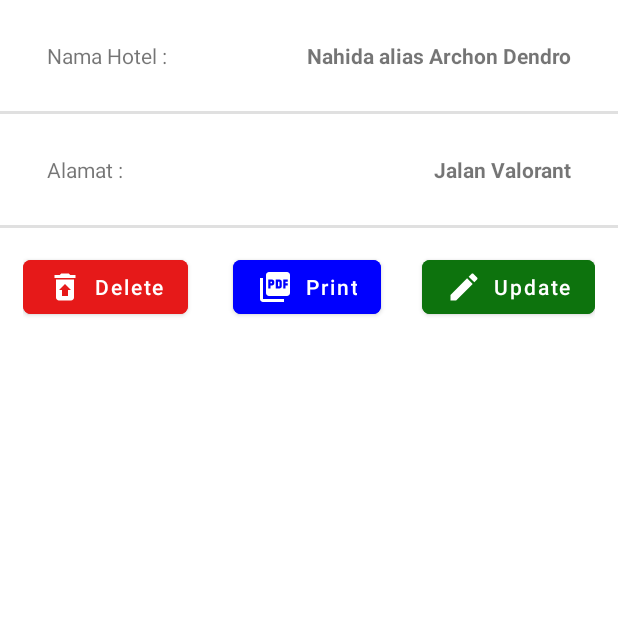
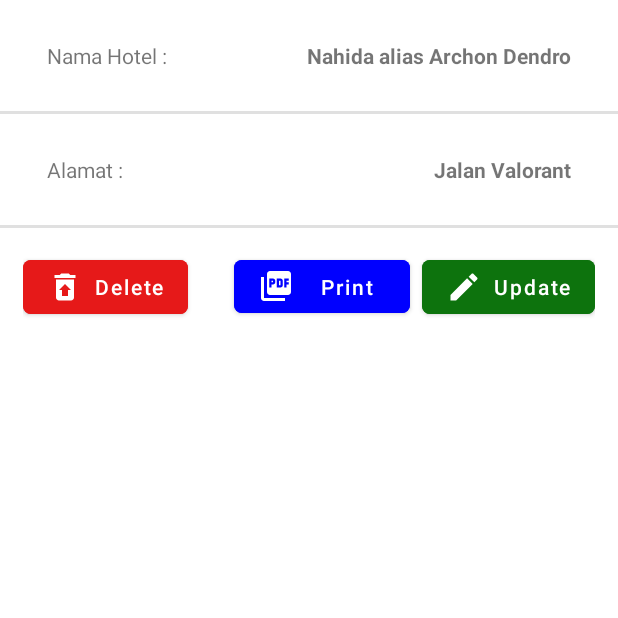
Before and after one commit to puxxbu/Project-PBP-2022, an Android app: the DetailBookmarkActivity screen opened directly, with no data from a screen before it, on a phone screen of 412 x 824 dp, the top half of it. Run offline under Robolectric (Android 15) with nearby library versions, the phone set to English and light mode, and no system bars; libraries missing offline, so code that uses them is left out: com.itextpdf.kernel, com.itextpdf.layout, www.sanju.motiontoast.

Commit message:
fix layout size

```diff
--- a/TUBES_PBP/app/src/main/res/layout/activity_detail_bookmark.xml
+++ b/TUBES_PBP/app/src/main/res/layout/activity_detail_bookmark.xml
@@ -79,29 +79,34 @@
         android:layout_height="wrap_content"
         android:layout_marginVertical="15dp"
         android:layout_marginHorizontal="15dp">
+
         <com.google.android.material.button.MaterialButton
             android:id="@+id/btn_hapus"
             android:layout_width="wrap_content"
             android:layout_height="wrap_content"
-            app:layout_constraintStart_toStartOf="parent"
-            app:layout_constraintTop_toTopOf="parent"
+            android:backgroundTint="#E61919"
             android:text="Delete"
             android:textAllCaps="false"
+            app:cornerRadius="5dp"
             app:icon="@drawable/ic_baseline_trash"
-            android:backgroundTint="#E61919"
-            app:cornerRadius="5dp"/>
+            app:layout_constraintStart_toStartOf="parent"
+            app:layout_constraintTop_toTopOf="parent" />
 
         <com.google.android.material.button.MaterialButton
             android:id="@+id/btn_printPdf"
-            android:layout_width="wrap_content"
-            android:layout_height="wrap_content"
-            android:layout_marginStart="140dp"
+            android:layout_width="117dp"
+            android:layout_height="47dp"
+            android:layout_marginStart="8dp"
+            android:layout_marginEnd="8dp"
             android:backgroundTint="#0000FF"
             android:text="Print"
             android:textAllCaps="false"
             app:cornerRadius="5dp"
             app:icon="@drawable/ic_baseline_pdf"
-            app:layout_constraintStart_toStartOf="parent"
+            app:layout_constraintEnd_toStartOf="@+id/btn_edit"
+            app:layout_constraintHorizontal_bias="1.0"
+            app:layout_constraintStart_toEndOf="@+id/btn_hapus"
+            app:layout_constraintStart_toStartOf="@+id/btn_hapus"
             app:layout_constraintTop_toTopOf="parent" />
 
         <com.google.android.material.button.MaterialButton
```
